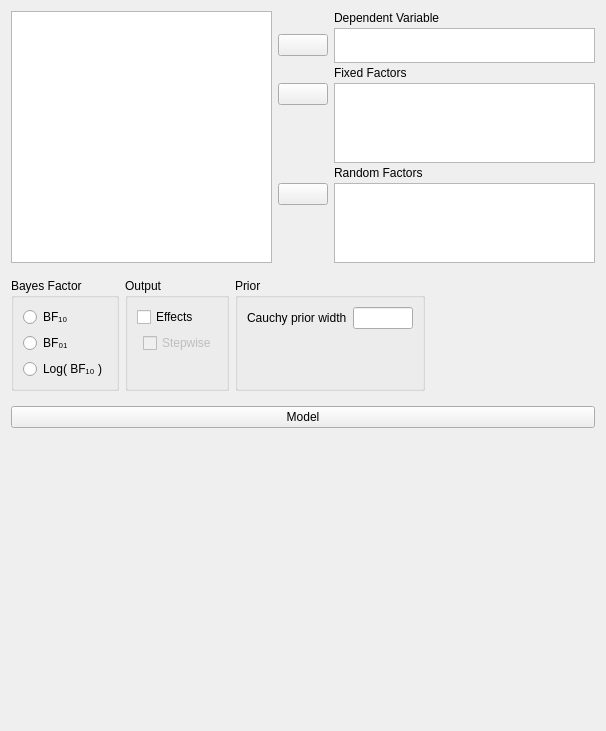
jasp-stats/jasp-desktop, file JASP-Desktop/analysisforms/anovabayesianform.ui: the form before one commit.
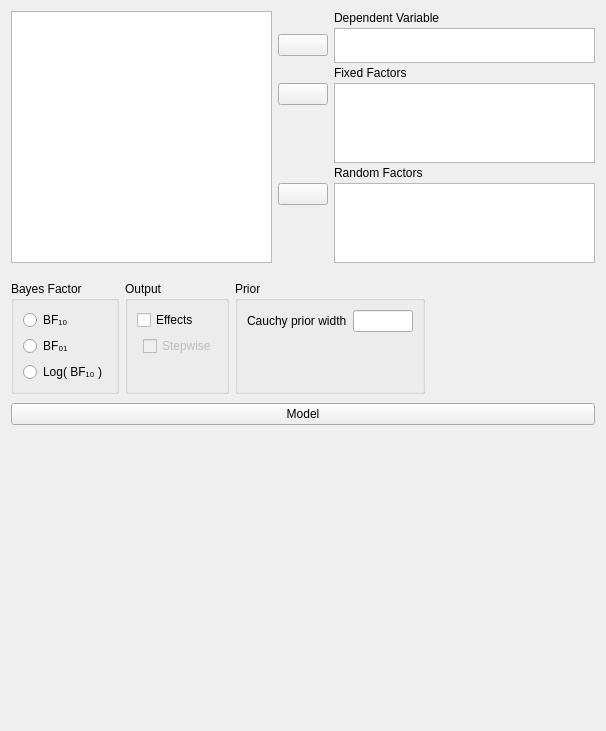
The form after the commit. Custom widgets are drawn as their Qt base class.

```diff
--- a/JASP-Desktop/analysisforms/anovabayesianform.ui
+++ b/JASP-Desktop/analysisforms/anovabayesianform.ui
@@ -20,6 +20,9 @@
    <string>Form</string>
   </property>
   <layout class="QVBoxLayout" name="verticalLayout">
+   <property name="spacing">
+    <number>0</number>
+   </property>
    <item>
     <widget class="QWidget" name="topWidget" native="true">
      <property name="sizePolicy">
@@ -38,9 +41,6 @@
       <property name="rightMargin">
        <number>0</number>
       </property>
-      <property name="bottomMargin">
-       <number>0</number>
-      </property>
       <property name="verticalSpacing">
        <number>3</number>
       </property>
@@ -457,7 +457,7 @@
           <number>0</number>
          </property>
          <property name="bottomMargin">
-          <number>0</number>
+          <number>3</number>
          </property>
          <item row="0" column="0">
           <widget class="ExpanderButton" name="expanderModel">
```
